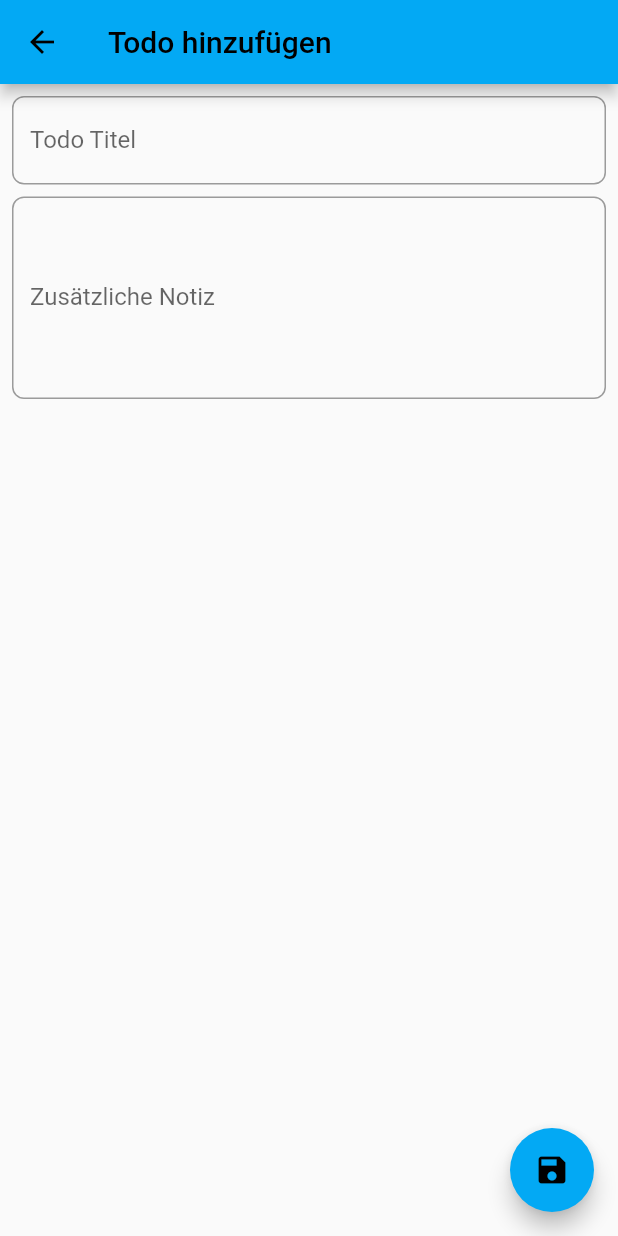
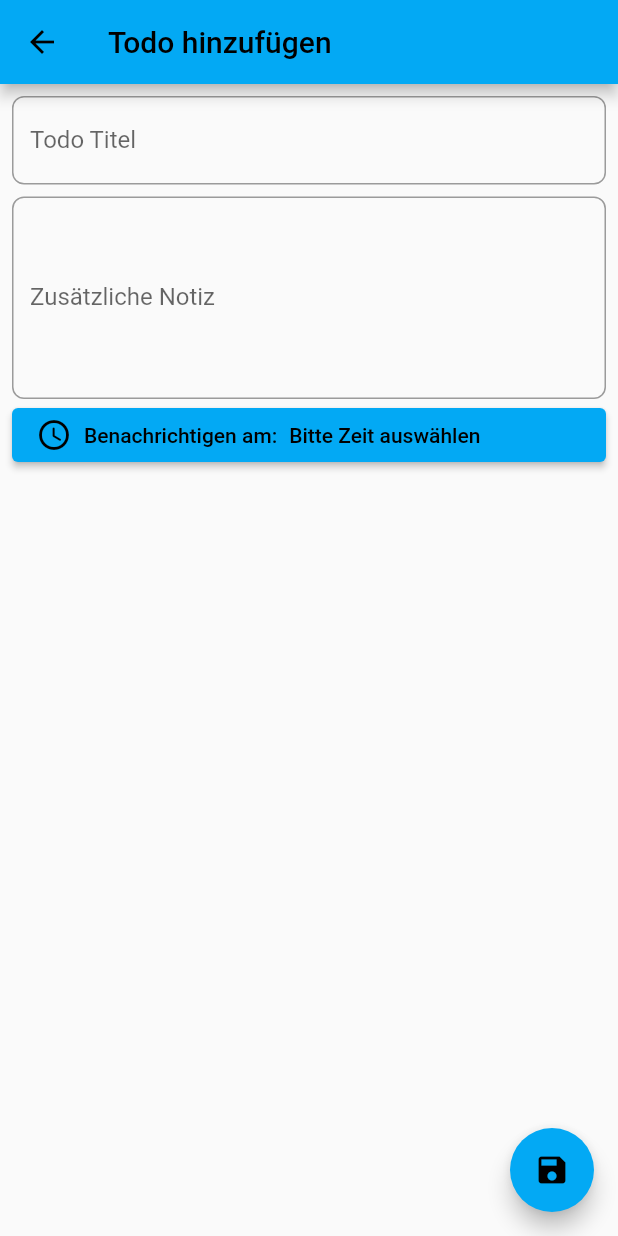
Before and after one commit to Matzenxt/keep_on_track, a Flutter app: the TodoScreen screen opened directly, after a tap on the "save" icon, on a phone screen of 412 x 824 dp. Run offline on Flutter 3.47's test engine with Material 2 defaults, Android fonts, the phone set to English and light mode, and no system bars; our stand-ins replace flutter_colorpicker, flutter_local_notifications, sqflite, timezone; accounts and stored records are empty.

Commit message:
Added date time picker for todo for alert.

```diff
--- a/lib/data/model/todo.dart
+++ b/lib/data/model/todo.dart
@@ -15,18 +15,18 @@ class ToDo {
       });
 
   factory ToDo.fromJson(Map<String, dynamic> json) => ToDo(
-        id: json['id'],
-        done: json['done'] == 1,
-        title: json['title'],
-        note: json['note'],
-        alert: json['alert'],
-      );
+    id: json['id'],
+    done: json['done'] == 1,
+    title: json['title'],
+    note: json['note'],
+    alert: json['alert'] == null ? null : DateTime.fromMillisecondsSinceEpoch(json['alert']),
+  );
 
   Map<String, dynamic> toJson() => {
         'id': id,
         'done': done ? 1 : 0,
         'title': title,
         'note': note,
-        'alert': alert,
+        'alert': alert == null ? null : alert!.toUtc().millisecondsSinceEpoch,
       };
 }
--- a/lib/screens/todo/todo.dart
+++ b/lib/screens/todo/todo.dart
@@ -2,7 +2,7 @@ import 'package:flutter/material.dart';
 import 'package:keep_on_track/data/model/todo.dart';
 import 'package:keep_on_track/services/database/todo.dart';
 
-class TodoScreen extends StatelessWidget {
+class TodoScreen extends StatefulWidget {
   final Function deleteTodo;
 
   final ToDo? todo;
@@ -10,23 +10,36 @@ class TodoScreen extends StatelessWidget {
   const TodoScreen({Key? key, this.todo, required this.deleteTodo}) : super(key: key);
 
   @override
+  State<TodoScreen> createState() => _TodoScreenState();
+}
+
+class _TodoScreenState extends State<TodoScreen> {
+  DateTime? dateTime;
+
+  final titleController = TextEditingController();
+  final descriptionController = TextEditingController();
+
+  @override
   Widget build(BuildContext context) {
-    final titleController = TextEditingController();
-    final descriptionController = TextEditingController();
+    if(widget.todo != null) {
+      titleController.text = widget.todo!.title;
+      descriptionController.text = widget.todo!.note;
 
-    if(todo != null) {
-      titleController.text = todo!.title;
-      descriptionController.text = todo!.note;
+      print('From db: ${widget.todo!.alert}');
+
+      if(widget.todo!.alert != null) {
+        dateTime = widget.todo!.alert;
+      }
     }
 
     return Scaffold(
       appBar: AppBar(
-        title: Text(todo == null
+        title: Text(widget.todo == null
             ? 'Todo hinzufügen'
             : 'Todo bearbeiten',
         ),
         actions: [
-          todo != null ? IconButton(
+          widget.todo != null ? IconButton(
               onPressed: () {
                 showDialog(
                   context: context,
@@ -46,8 +59,8 @@ class TodoScreen extends StatelessWidget {
                               Navigator.pop(context);
                               Navigator.pop(context);
 
-                              deleteTodo();
-                              TodoDatabaseHelper.deleteTodo(todo!);
+                              widget.deleteTodo();
+                              TodoDatabaseHelper.deleteTodo(widget.todo!);
                             },
                             child: const Text("Löschen")
                         ),
@@ -71,13 +84,15 @@ class TodoScreen extends StatelessWidget {
 
           Navigator.pop(context);
 
-          final ToDo model = ToDo(id: todo?.id, done: false, title: title, note: description);
-          if(todo == null) {
+          final ToDo model = ToDo(id: widget.todo?.id, done: false, title: title, note: description, alert: dateTime);
+          if(widget.todo == null) {
             await TodoDatabaseHelper.addTodo(model);
           } else {
-            todo?.title = title;
-            todo?.note = description;
-            model.done = todo!.done;
+            widget.todo?.title = title;
+            widget.todo?.note = description;
+            widget.todo?.alert = dateTime;
+
+            model.done = widget.todo!.done;
             await TodoDatabaseHelper.updateTodo(model);
           }
         },
@@ -126,9 +141,68 @@ class TodoScreen extends StatelessWidget {
               onChanged: (str) {},
               maxLines: 5,
             ),
+            ElevatedButton(
+                onPressed: () async {
+                  final date = await pickDateTime();
+
+                  setState(() {
+                    dateTime = date;
+
+                    if(widget.todo != null) {
+                      widget.todo!.title = titleController.value.text;
+                      widget.todo!.note = descriptionController.value.text;
+                      widget.todo!.alert = date;
+                    }
+                  });
+                },
+                child: Row(
+                  children: [
+                    const Icon(Icons.access_time_rounded),
+                    const Padding(
+                      padding: EdgeInsets.all(8.0),
+                      child: Text('Benachrichtigen am:'),
+                    ),
+                    Text(dateTime == null ?
+                    'Bitte Zeit auswählen' :
+                    '${dateTime!.day}-${dateTime!.month}-${dateTime!.year} - ${dateTime!.hour.toString().padLeft(2, '0')}:${dateTime!.minute.toString().padLeft(2, '0')}'
+                    ),
+                  ],
+                ),
+            ),
           ],
         ),
       ),
     );
   }
+
+  // TODO: Preserve old datetime when cancel
+
+  Future<DateTime?> pickDateTime() async {
+    DateTime? tempDateTime = await pickDate();
+
+    if(tempDateTime == null) {
+      return null;
+    }
+
+    TimeOfDay? tempTime = await pickTme();
+    if(tempTime == null) {
+      tempDateTime = DateTime(tempDateTime!.year, tempDateTime!.month, tempDateTime!.day);
+    } else {
+      tempDateTime = DateTime(tempDateTime!.year, tempDateTime!.month, tempDateTime!.day, tempTime.hour, tempTime.minute);
+    }
+
+    return tempDateTime;
+  }
+
+  Future<DateTime?> pickDate() => showDatePicker(
+      context: context,
+      initialDate: dateTime == null ? DateTime.now() : dateTime!,
+      firstDate: DateTime(dateTime == null ? DateTime.now().year : dateTime!.year),
+      lastDate: DateTime((dateTime == null ? DateTime.now() : dateTime!).year + 3)
+  );
+
+  Future<TimeOfDay?> pickTme() => showTimePicker(
+      context: context,
+      initialTime: TimeOfDay.fromDateTime(dateTime == null ? DateTime.now() : dateTime!)
+  );
 }
--- a/lib/services/database/database.dart
+++ b/lib/services/database/database.dart
@@ -8,7 +8,7 @@ class DatabaseHelper {
   static Future<Database> getDB() async {
     return openDatabase(join(await getDatabasesPath(), _dbName),
         onCreate: (db, version) async {
-          await db.execute("CREATE TABLE Todo(id INTEGER PRIMARY KEY, done INTEGER NOT NULL DEFAULT 0, title TEXT NOT NULL, note TEXT, alert TEXT DEFAULT NULL);");
+          await db.execute("CREATE TABLE Todo(id INTEGER PRIMARY KEY, done INTEGER NOT NULL DEFAULT 0, title TEXT NOT NULL, note TEXT, alert int DEFAULT NULL);");
           await db.execute("CREATE TABLE Lecture(id INTEGER PRIMARY KEY, title TEXT NOT NULL, instructor TEXT NOT NULL , colorA INTEGER NOT NULL DEFAULT 0, colorR INTEGER NOT NULL DEFAULT 0, colorG INTEGER NOT NULL DEFAULT 0, colorB INTEGER NOT NULL DEFAULT 0);");
         },
         onUpgrade: (db, oldVersion, newVersion) async {
```
